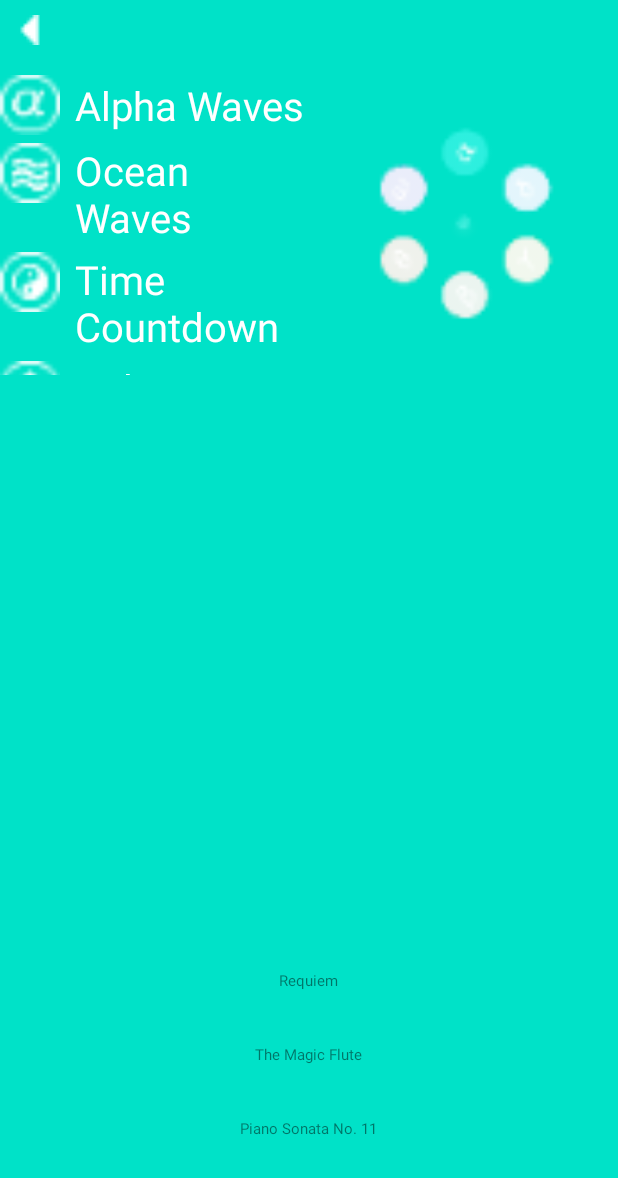
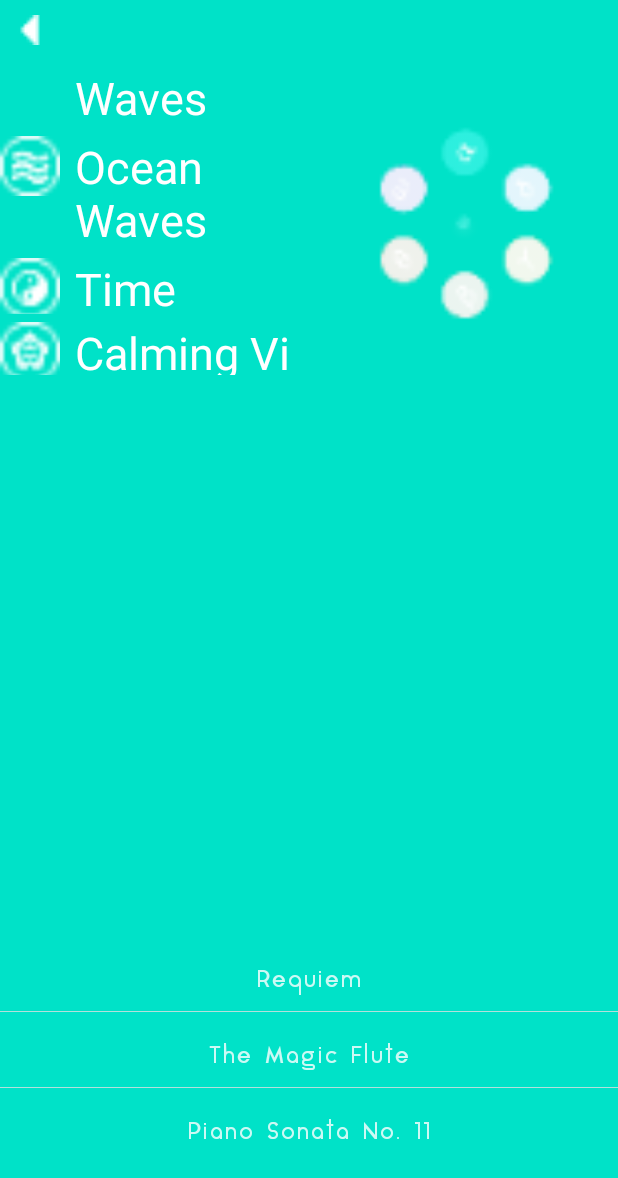
Before and after one commit to thirry/Fubiz, an Android app: the AlphaSettingActivity screen opened directly, with no data from a screen before it, after a tap on "Alpha Waves", on a phone screen of 412 x 824 dp. Shown: the top 1178 px of the screen. Run offline under Robolectric (Android 15) with nearby library versions, the phone set to English and light mode, and no system bars.

Commit message:
update afternoon - 2/march

```diff
--- a/app/src/main/java/com/ev/gone/fubiz/Manager/ListViewAdapter.java
+++ b/app/src/main/java/com/ev/gone/fubiz/Manager/ListViewAdapter.java
@@ -5,6 +5,7 @@
  */
 
 import android.app.Activity;
+import android.graphics.Typeface;
 import android.view.LayoutInflater;
 import android.view.View;
 import android.view.ViewGroup;
@@ -19,6 +20,7 @@
     private final Activity context;
     private final String[] content;
     private final Integer[] imgid;
+    TextView tvContent;
 
     public ListViewAdapter(Activity context, String[] content, Integer[] imgid) {
         super(context, R.layout.inflate_list_view, content);
@@ -32,8 +34,12 @@
     public View getView(int position, View view, ViewGroup parent) {
         LayoutInflater inflater = context.getLayoutInflater();
         View rowView = inflater.inflate(R.layout.inflate_list_view, null, true);
+        tvContent = (TextView) rowView.findViewById(R.id.tv_content);
 
-        TextView tvContent = (TextView) rowView.findViewById(R.id.tvContent);
+
+        Typeface customfont = Typeface.createFromAsset(getContext().getAssets(), "font/aqua.ttf");
+        tvContent.setTypeface(customfont);
+
         ImageView ivImage = (ImageView) rowView.findViewById(R.id.ivImage);
 
         tvContent.setText(content[position]);
--- a/app/src/main/java/com/ev/gone/fubiz/Views/AlphaActivity.java
+++ b/app/src/main/java/com/ev/gone/fubiz/Views/AlphaActivity.java
@@ -1,6 +1,7 @@
 package com.ev.gone.fubiz.Views;
 
 import android.content.Intent;
+import android.media.MediaPlayer;
 import android.os.Bundle;
 import android.support.v7.app.AppCompatActivity;
 import android.view.View;
@@ -87,9 +88,21 @@
         volume_ocean.setOnClickListener(oceanTogglePlayButton);
 
 
-
         budhist_ic = (Button) findViewById(R.id.budhist_ic);
         budhist_ic.setOnClickListener(pianoTogglePlayButton);
+
+        final MediaPlayer slideSound = MediaPlayer.create(this, R.raw.clairdelune);
+
+//        Button slider = (Button) findViewById(R.id.circle_menur);
+//
+//        slider.setOnClickListener(new View.OnClickListener() {
+//
+//            @Override
+//            public void onClick(View view) {
+//                slideSound.start();
+//            }
+//
+//        });
 
 
 //        alpha_ic.setOnClickListener(new View.OnClickListener() {
@@ -126,13 +139,15 @@
 
         View a;
 
+//        final MediaPlayer slideSound = MediaPlayer.create(this, R.raw.clairdelune);
+
         @Override
         public void onClick(View v) {
 
 
+
             if (isPiano && isPiano_nd && isPiano_rd) {
                 v.setBackgroundResource(R.mipmap.volume_piano_max);
-
 
             } else if (!isPiano && isPiano_nd && isPiano_rd) {
                 v.setBackgroundResource(R.mipmap.volume_piano_low);
@@ -162,7 +177,6 @@
         }
 
     };
-
 
 
     View.OnClickListener oceanTogglePlayButton = new View.OnClickListener() {
--- a/app/src/main/res/layout/activity_alpha_setting.xml
+++ b/app/src/main/res/layout/activity_alpha_setting.xml
@@ -64,7 +64,7 @@
                     android:layout_marginLeft="10dp"
                     android:text="@string/alphawaves"
                     android:textColor="@color/white"
-                    android:textSize="40px" />
+                    android:textSize="45px" />
 
 
             </LinearLayout>
@@ -91,7 +91,7 @@
                     android:layout_marginLeft="10dp"
                     android:text="@string/oceanwaves"
                     android:textColor="@color/white"
-                    android:textSize="40px" />
+                    android:textSize="45px" />
 
 
             </LinearLayout>
@@ -118,7 +118,7 @@
                     android:layout_marginLeft="10dp"
                     android:text="@string/timecountdown"
                     android:textColor="@color/white"
-                    android:textSize="40px" />
+                    android:textSize="45px" />
 
 
             </LinearLayout>
@@ -145,7 +145,7 @@
                     android:layout_marginLeft="10dp"
                     android:text="@string/calmingvisualization"
                     android:textColor="@color/white"
-                    android:textSize="40px" />
+                    android:textSize="45px" />
             </LinearLayout>
         </RelativeLayout>
 
@@ -186,8 +186,8 @@
             android:layout_height="150dp"
             android:layout_centerInParent="true"
             android:alpha="0.8"
-            android:divider="@color/cyanBackground"
-            android:dividerHeight="0dp"
+            android:divider="@color/line"
+            android:dividerHeight="0.5dp"
             android:scrollbars="none">
 
         </ListView>
--- a/app/src/main/res/layout/inflate_list_view.xml
+++ b/app/src/main/res/layout/inflate_list_view.xml
@@ -16,14 +16,15 @@
         android:orientation="vertical">
 
         <TextView
-            android:id="@+id/tvContent"
+            android:id="@+id/tv_content"
             android:layout_width="wrap_content"
             android:layout_height="wrap_content"
             android:layout_gravity="center_horizontal"
             android:layout_marginTop="10dp"
             android:text="Medium Text"
-            android:textSize="10dp"
-            android:textAppearance="?android:attr/textAppearanceMedium" />
+            android:textSize="15dp"
+            android:textAppearance="?android:attr/textAppearanceMedium"
+            android:textColor="@color/white"/>
     </LinearLayout>
 
 </LinearLayout>
--- a/app/src/main/res/values/colors.xml
+++ b/app/src/main/res/values/colors.xml
@@ -7,5 +7,7 @@
     <color name="cyanBackground">#00E2C8</color>
     <color name="white">#FFFFFF</color>
 
+    <color name="line">#E0E0E0</color>
+
     <color name="cyanwavesloading">#00B8B8</color>
 </resources>
```
Also changed, not shown: app/src/main/assets/font/Cormorant_Medium.ttf (added), app/src/main/assets/font/Cormorant_SemiBold.ttf (added), app/src/main/assets/font/aqua.ttf (added).
